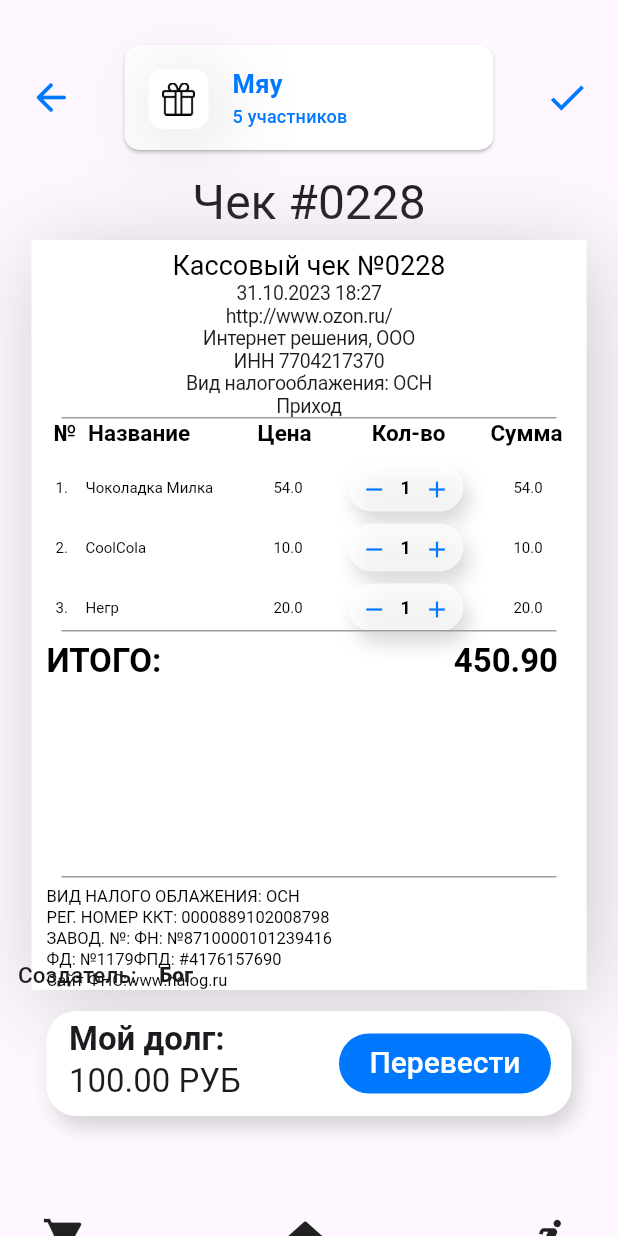
After one commit to WasTeime/tally_up, a Flutter app: the DetailedChequeScreen screen opened directly, on a phone screen of 412 x 824 dp. The commit adds this screen. Run offline on Flutter 3.47's test engine with Material 2 defaults, Android fonts, the phone set to English and light mode, and no system bars; our stand-ins replace bloc, equatable, firebase_auth, firebase_core, firebase_crashlytics, flutter_bloc and 4 more; missing offline and left inert: mobile_scanner; accounts and stored records are empty; Roboto replaces fonts that are missing (Raleway-medium, Rubik).

Commit message:
Добавил детализацию чека

```diff
--- a/lib/src/core/router.dart
+++ b/lib/src/core/router.dart
@@ -4,6 +4,8 @@ import 'package:tally_up/src/features/auth/presentation/bloc/sign_in/sign_in_blo
 import 'package:tally_up/src/features/auth/presentation/pages/HomePage.dart';
 import 'package:tally_up/src/features/auth/presentation/pages/LoginScreen.dart';
 import 'package:tally_up/src/features/auth/presentation/pages/PinVerifyScreen.dart';
+import 'package:tally_up/src/features/cheque_list/presentation/pages/DetailedChequeScreen.dart';
+import 'package:tally_up/src/features/groups_list/presentation/pages/EventsScreen.dart';
 import 'package:tally_up/src/features/groups_list/presentation/pages/GroupScreen.dart';
 import 'package:tally_up/src/features/cheque_list/presentation/pages/CreateNewChequeScreen.dart';
 import 'package:tally_up/src/features/cheque_list/presentation/pages/AddObjectScreen.dart';
--- a/lib/src/core/widgets/EnterChek.dart
+++ b/lib/src/core/widgets/EnterChekWidget.dart
@@ -2,10 +2,10 @@ import 'dart:convert';
 
 import 'package:flutter/material.dart';
 
-class EnterChek extends StatelessWidget {
+class EnterChekWidget extends StatelessWidget {
   final String label;
   final String hint;
-  const EnterChek({super.key, required this.label, required this.hint});
+  const EnterChekWidget({super.key, required this.label, required this.hint});
 
   @override
   Widget build(BuildContext context) {
--- /dev/null
+++ b/lib/src/core/widgets/FinalPriceWidget.dart
@@ -0,0 +1,53 @@
+import 'package:flutter/foundation.dart';
+import 'package:flutter/material.dart';
+import 'package:tally_up/src/core/widgets/TextButtonWidget.dart';
+
+class FinalPriceWidget extends StatelessWidget {
+  const FinalPriceWidget({super.key});
+
+  @override
+  Widget build(BuildContext context) {
+    final theme = Theme.of(context);
+    return Align(
+      alignment: Alignment.bottomCenter,
+      child: Container(
+          height: 70,
+          width: 350,
+          margin: EdgeInsets.only(bottom: 80),
+          decoration: BoxDecoration(
+            color: Colors.white,
+            borderRadius: BorderRadius.circular(20),
+            boxShadow: [
+              BoxShadow(
+                color: Colors.grey.withOpacity(0.4),
+                blurRadius: 10,
+                offset: Offset(4, 8),
+              ),
+            ],
+          ),
+          child: Row(
+            children: [
+              Container(
+                width: 180,
+                margin: EdgeInsets.only(left: 15, top: 5),
+                child: Column(
+                  crossAxisAlignment: CrossAxisAlignment.start,
+                  children: [
+                    Text('Мой долг:',
+                        style: theme.textTheme.headlineLarge?.copyWith(
+                            fontWeight: FontWeight.bold, fontSize: 22)),
+                    Text('100.00 РУБ',
+                        style: theme.textTheme.headlineLarge
+                            ?.copyWith(fontSize: 22))
+                  ],
+                ),
+              ),
+              Container(
+                // margin: EdgeInsets.only(top: 200),
+                child: TextButtonWidget(() => {}, "Перевести"),
+              ),
+            ],
+          )),
+    );
+  }
+}
--- a/lib/src/core/widgets/NameEvent.dart
+++ b/lib/src/core/widgets/NameEventWidget.dart
@@ -1,10 +1,10 @@
 import 'package:flutter/foundation.dart';
 import 'package:flutter/material.dart';
 
-class NameEvent extends StatelessWidget {
+class NameEventWidget extends StatelessWidget {
   final String name;
   final String people;
-  const NameEvent({super.key, required this.name, required this.people});
+  const NameEventWidget({super.key, required this.name, required this.people});
 
   @override
   Widget build(BuildContext context) {
--- /dev/null
+++ b/lib/src/features/auth/presentation/widgets/ChequeWidget.dart
@@ -0,0 +1,269 @@
+import 'package:flutter/foundation.dart';
+import 'package:flutter/material.dart';
+import 'package:tally_up/src/features/cheque_list/presentation/pages/AddObjectScreen.dart';
+
+class ChequeWidget extends StatefulWidget {
+  const ChequeWidget({super.key});
+
+  @override
+  State<ChequeWidget> createState() => _ChequeWidgetState();
+}
+
+class _ChequeWidgetState extends State<ChequeWidget> {
+  final List<Product> products = [
+    Product(1, "Чоколадка Милка", 1, 54, 54),
+    Product(2, "CoolCola", 1, 10, 10),
+    Product(3, "Негр", 1, 20, 20),
+  ];
+  @override
+  Widget build(BuildContext context) {
+    final theme = Theme.of(context);
+    return Align(
+      alignment: Alignment.topCenter,
+      child: Container(
+        margin: EdgeInsets.only(top: 160),
+        width: 370,
+        height: 500,
+        decoration: BoxDecoration(
+          color: Colors.white,
+          boxShadow: [
+            BoxShadow(
+              color: Colors.grey.withOpacity(0.5),
+              blurRadius: 48,
+              offset: Offset(4, 8),
+            ),
+          ],
+        ),
+        child: Column(children: <Widget>[
+          Container(
+              margin: EdgeInsets.only(top: 5),
+              child: Align(
+                  alignment: Alignment.topCenter,
+                  child: Column(
+                    children: [
+                      Text('Кассовый чек №0228',
+                          style: theme.textTheme.headlineMedium),
+                      Text(
+                          textAlign: TextAlign.center,
+                          '31.10.2023 18:27\n'
+                          'http://www.ozon.ru/\n'
+                          'Интернет решения, ООО\n'
+                          'ИНН 7704217370\n'
+                          'Вид налогооблажения: ОСН\n'
+                          'Приход',
+                          style: theme.textTheme.displayLarge
+                              ?.copyWith(fontSize: 13))
+                    ],
+                  ))),
+          const Divider(
+            height: 1.0,
+            color: Colors.grey,
+            indent: 20.0,
+            endIndent: 20.0,
+            // dashPattern: [5, 3],
+          ),
+          Container(
+              height: 18,
+              width: 355,
+              child: Row(
+                children: [
+                  SizedBox(width: 7),
+                  Text(
+                    '№',
+                    style: theme.textTheme.headlineMedium
+                        ?.copyWith(fontWeight: FontWeight.bold, fontSize: 15),
+                  ),
+                  SizedBox(width: 8),
+                  Text(
+                    'Название',
+                    style: theme.textTheme.headlineMedium
+                        ?.copyWith(fontWeight: FontWeight.bold, fontSize: 15),
+                  ),
+                  SizedBox(width: 45),
+                  Text(
+                    'Цена',
+                    style: theme.textTheme.headlineMedium
+                        ?.copyWith(fontWeight: FontWeight.bold, fontSize: 15),
+                  ),
+                  SizedBox(width: 40),
+                  Text(
+                    'Кол-во',
+                    style: theme.textTheme.headlineMedium
+                        ?.copyWith(fontWeight: FontWeight.bold, fontSize: 15),
+                  ),
+                  SizedBox(width: 30),
+                  Text(
+                    'Сумма',
+                    style: theme.textTheme.headlineMedium
+                        ?.copyWith(fontWeight: FontWeight.bold, fontSize: 15),
+                  ),
+                ],
+              )),
+          Expanded(
+            child: Container(
+                child: ListView.builder(
+              itemCount: products.length,
+              itemExtent: 40,
+              itemBuilder: (BuildContext context, int index) {
+                return ListTile(
+                  title: Row(
+                    children: [
+                      Container(
+                        width: 20,
+                        child: Text(
+                          textAlign: TextAlign.left,
+                          '${products[index].id}.',
+                          style: theme.textTheme.headlineMedium
+                              ?.copyWith(fontSize: 10),
+                        ),
+                      ),
+                      Container(
+                        width: 120,
+                        child: Text(
+                          '${products[index].name}',
+                          style: theme.textTheme.headlineMedium
+                              ?.copyWith(fontSize: 10),
+                        ),
+                      ),
+                      Container(
+                        width: 30,
+                        child: Text(
+                          textAlign: TextAlign.center,
+                          '${products[index].price}',
+                          style: theme.textTheme.headlineMedium
+                              ?.copyWith(fontSize: 10),
+                        ),
+                      ),
+                      SizedBox(
+                        width: 25,
+                      ),
+                      Container(
+                        height: 32,
+                        decoration: BoxDecoration(
+                          color: Colors.white70,
+                          borderRadius: BorderRadius.circular(20),
+                          boxShadow: [
+                            BoxShadow(
+                              color: Colors.grey.withOpacity(0.4),
+                              blurRadius: 10,
+                              offset: Offset(4, 8),
+                            ),
+                          ],
+                        ),
+                        child: Row(
+                          mainAxisSize: MainAxisSize.min,
+                          children: <Widget>[
+                            SizedBox(
+                                width: 35,
+                                child: IconButton(
+                                  icon: const Icon(
+                                    Icons.remove,
+                                    color: Color(0xFF0079FF),
+                                    size: 18,
+                                  ),
+                                  onPressed: () {
+                                    setState(() {
+                                      if (products[index].quantity > 0) {
+                                        products[index].quantity--;
+                                        products[index].updatePrice();
+                                      }
+                                    });
+                                  },
+                                )),
+                            Align(
+                              alignment: Alignment.center,
+                              child: Text(
+                                products[index].quantity.toString(),
+                                style: theme.textTheme.headlineMedium?.copyWith(
+                                    fontSize: 12, fontWeight: FontWeight.bold),
+                              ),
+                            ),
+                            SizedBox(
+                              width: 35,
+                              child: IconButton(
+                                icon: const Icon(
+                                  Icons.add,
+                                  color: Color(0xFF0079FF),
+                                  size: 18,
+                                ),
+                                onPressed: () {
+                                  setState(() {
+                                    products[index].quantity++;
+                                    products[index].updatePrice();
+                                  });
+                                },
+                              ),
+                            ),
+                          ],
+                        ),
+                      ),
+                    ],
+                  ),
+                  trailing: Container(
+                    width: 30,
+                    child: Text(
+                      textAlign: TextAlign.center,
+                      '${products[index].finalPrice}',
+                      style: theme.textTheme.headlineMedium
+                          ?.copyWith(fontSize: 10),
+                    ),
+                  ),
+                );
+              },
+            )),
+          ),
+          const Divider(
+            height: 1.0,
+            color: Colors.grey,
+            indent: 20.0,
+            endIndent: 20.0,
+            // dashPattern: [5, 3],
+          ),
+          Container(
+              margin: EdgeInsets.only(left: 10, bottom: 130, top: 5),
+              child: Row(
+                children: [
+                  Text(
+                    'ИТОГО:',
+                    style: theme.textTheme.headlineMedium
+                        ?.copyWith(fontWeight: FontWeight.bold, fontSize: 22),
+                  ),
+                  SizedBox(
+                    width: 195,
+                  ),
+                  Text(
+                    '450.90',
+                    style: theme.textTheme.headlineMedium
+                        ?.copyWith(fontWeight: FontWeight.bold, fontSize: 22),
+                  )
+                ],
+              )),
+          const Divider(
+            height: 1.0,
+            color: Colors.grey,
+            indent: 20.0,
+            endIndent: 20.0,
+            // dashPattern: [5, 3],
+          ),
+          SizedBox(
+            width: 5,
+          ),
+          Container(
+            margin: EdgeInsets.only(top: 5),
+            width: 350,
+            child: Text(
+                textAlign: TextAlign.left,
+                'ВИД НАЛОГО ОБЛАЖЕНИЯ: ОСН\n'
+                'РЕГ. НОМЕР ККТ: 0000889102008798 \n'
+                'ЗАВОД. №: '
+                'ФН: №8710000101239416 \n'
+                'ФД: №1179'
+                'ФПД: #4176157690 \n'
+                'Сайт ФНС:www.nalog.ru',
+                style: theme.textTheme.headlineMedium?.copyWith(fontSize: 11)),
+          )
+        ]),
+      ),
+    );
+  }
+}
--- a/lib/src/features/cheque_list/presentation/pages/AddObjectScreen.dart
+++ b/lib/src/features/cheque_list/presentation/pages/AddObjectScreen.dart
@@ -6,14 +6,15 @@ import 'package:tally_up/src/core/widgets/view.dart';
 import 'package:tally_up/src/features/auth/presentation/bloc/sign_in/sign_in_bloc.dart';
 
 class Product {
+  int id;
   String name;
   int quantity;
+  double finalPrice;
   double price;
-  double itemPrice;
-  Product(this.name, this.quantity, this.price, this.itemPrice);
+  Product(this.id, this.name, this.quantity, this.finalPrice, this.price);
 
   void updatePrice() {
-    price = quantity * itemPrice;
+    finalPrice = quantity * price;
   }
 
   void setName(String newName) {
@@ -29,10 +30,10 @@ class AddObjectScreen extends StatefulWidget {
 }
 
 class _AddObjectScreenState extends State<AddObjectScreen> {
-  final List<Product> _items = [
-    Product("Чоколадка Милка", 1, 54, 54),
-    Product("CoolCola", 1, 10, 10),
-    Product("Негр", 1, 20, 20),
+  final List<Product> products = [
+    Product(1, "Чоколадка Милка", 1, 54, 54),
+    Product(2, "CoolCola", 1, 10, 10),
+    Product(3, "Негр", 1, 20, 20),
   ];
 
   get code => null;
@@ -82,7 +83,7 @@ class _AddObjectScreenState extends State<AddObjectScreen> {
         ],
       ),
       child: ListView.separated(
-        itemCount: _items.length,
+        itemCount: products.length,
         separatorBuilder: (context, index) => const Divider(
           height: 1,
         ),
@@ -91,11 +92,11 @@ class _AddObjectScreenState extends State<AddObjectScreen> {
             title: Align(
               alignment: Alignment.bottomLeft,
               child: TextFormField(
-                initialValue: _items[index].name,
+                initialValue: products[index].name,
                 style: theme.textTheme.headlineMedium?.copyWith(fontSize: 15),
                 onChanged: (newValue) {
                   setState(() {
-                    _items[index].setName(newValue);
+                    products[index].setName(newValue);
                   });
                 },
                 decoration: const InputDecoration(),
@@ -111,23 +112,23 @@ class _AddObjectScreenState extends State<AddObjectScreen> {
                   ),
                   onPressed: () {
                     setState(() {
-                      if (_items[index].quantity > 0) {
-                        _items[index].quantity--;
-                        _items[index].updatePrice();
+                      if (products[index].quantity > 0) {
+                        products[index].quantity--;
+                        products[index].updatePrice();
                       }
                     });
                   },
                 ),
                 Text(
-                  _items[index].quantity.toString(),
+                  products[index].quantity.toString(),
                   style: theme.textTheme.headlineMedium?.copyWith(fontSize: 15),
                 ),
                 IconButton(
                   icon: const Icon(Icons.add, color: Color(0xFF0079FF)),
                   onPressed: () {
                     setState(() {
-                      _items[index].quantity++;
-                      _items[index].updatePrice();
+                      products[index].quantity++;
+                      products[index].updatePrice();
                     });
                   },
                 ),
@@ -138,14 +139,14 @@ class _AddObjectScreenState extends State<AddObjectScreen> {
               height: 500,
               margin: EdgeInsets.only(top: 1),
               child: TextFormField(
-                initialValue: '${_items[index].price} РУБ',
+                initialValue: '${products[index].finalPrice} РУБ',
                 style: theme.textTheme.headlineMedium?.copyWith(fontSize: 15),
                 onChanged: (newValue) {
                   setState(() {
                     newValue = newValue.replaceAll(" РУБ",
                         ""); //сумму можно ввести вручную, но она не изменяется при изменении количества, пока не знаю, как исправить.
-                    _items[index].price = double.parse(newValue);
-                    _items[index].updatePrice();
+                    products[index].finalPrice = double.parse(newValue);
+                    products[index].updatePrice();
                   });
                 },
                 keyboardType: TextInputType.numberWithOptions(decimal: true),
@@ -176,7 +177,7 @@ class _AddObjectScreenState extends State<AddObjectScreen> {
           shape: CircleBorder(),
           onPressed: () {
             setState(() {
-              _items.add(Product("", 0, 0, 0));
+              products.add(Product(0, "", 0, 0, 0));
             });
           },
           child: const Icon(
--- a/lib/src/features/cheque_list/presentation/pages/CreateNewChequeScreen.dart
+++ b/lib/src/features/cheque_list/presentation/pages/CreateNewChequeScreen.dart
@@ -1,7 +1,7 @@
 import 'package:flutter/material.dart';
 import 'package:flutter/widgets.dart';
 import 'package:flutter_bloc/flutter_bloc.dart';
-import 'package:tally_up/src/core/widgets/EnterChek.dart';
+import 'package:tally_up/src/core/widgets/EnterChekWidget.dart';
 import 'package:tally_up/src/core/widgets/view.dart';
 import 'package:tally_up/src/features/auth/presentation/bloc/sign_in/sign_in_bloc.dart';
 
@@ -51,17 +51,20 @@ class _CreateNewChequeScreenState extends State<CreateNewChequeScreen> {
                   child: const Form(
                       child: Column(
                     children: [
-                      EnterChek(label: "Дата:", hint: "Введите дату чека"),
+                      EnterChekWidget(
+                          label: "Дата:", hint: "Введите дату чека"),
                       Divider(),
-                      EnterChek(label: "Время:", hint: "Введите время чека"),
+                      EnterChekWidget(
+                          label: "Время:", hint: "Введите время чека"),
                       Divider(),
-                      EnterChek(label: "Итого:", hint: "Введите сумму чека"),
+                      EnterChekWidget(
+                          label: "Итого:", hint: "Введите сумму чека"),
                       Divider(),
-                      EnterChek(label: "ФН№:", hint: "Введите ФН№ чека"),
+                      EnterChekWidget(label: "ФН№:", hint: "Введите ФН№ чека"),
                       Divider(),
-                      EnterChek(label: "ФД№:", hint: "Введите ФД№ чека"),
+                      EnterChekWidget(label: "ФД№:", hint: "Введите ФД№ чека"),
                       Divider(),
-                      EnterChek(label: "ФПД:", hint: "Введите ФПД чека"),
+                      EnterChekWidget(label: "ФПД:", hint: "Введите ФПД чека"),
                     ],
                   )),
                 ),
--- /dev/null
+++ b/lib/src/features/cheque_list/presentation/pages/DetailedChequeScreen.dart
@@ -0,0 +1,62 @@
+import 'package:flutter/foundation.dart';
+import 'package:flutter/material.dart';
+import 'package:tally_up/src/core/widgets/FinalPriceWidget.dart';
+import 'package:tally_up/src/core/widgets/NameEventWidget.dart';
+import 'package:tally_up/src/core/widgets/view.dart';
+import 'package:tally_up/src/features/auth/presentation/widgets/ChequeWidget.dart';
+
+class DetailedChequeScreen extends StatefulWidget {
+  const DetailedChequeScreen({super.key});
+
+  @override
+  State<DetailedChequeScreen> createState() => _DetailedChequeScreenState();
+}
+
+class _DetailedChequeScreenState extends State<DetailedChequeScreen> {
+  Widget _namberCheque() {
+    final theme = Theme.of(context);
+    return Container(
+        margin: EdgeInsets.only(top: 115, bottom: 20),
+        child: Align(
+          alignment: Alignment.topCenter,
+          child: Text('Чек #0228', style: theme.textTheme.headlineLarge),
+        ));
+  }
+
+  Widget _creator() {
+    final theme = Theme.of(context);
+    return Container(
+      margin: EdgeInsets.only(top: 115, bottom: 165, left: 12),
+      child: Align(
+        alignment: Alignment.bottomLeft,
+        child: Row(children: [
+          Text('Создатель:',
+              style: theme.textTheme.headlineLarge
+                  ?.copyWith(fontSize: 15, fontWeight: FontWeight.w500)),
+          SizedBox(
+            width: 15,
+          ),
+          Text('Бог',
+              style: theme.textTheme.headlineLarge
+                  ?.copyWith(fontSize: 14, fontWeight: FontWeight.w900)),
+        ]),
+      ),
+    );
+  }
+
+  @override
+  Widget build(BuildContext context) {
+    return Scaffold(
+      body: Stack(
+        children: [
+          NavigIconsBar(),
+          NameEventWidget(name: 'Мяу', people: '5 участников'),
+          _namberCheque(),
+          ChequeWidget(),
+          _creator(),
+          FinalPriceWidget()
+        ],
+      ),
+    );
+  }
+}
```
